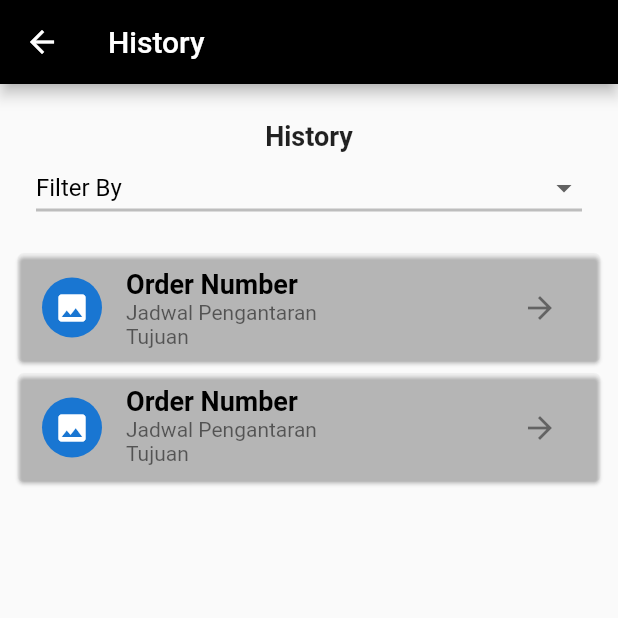
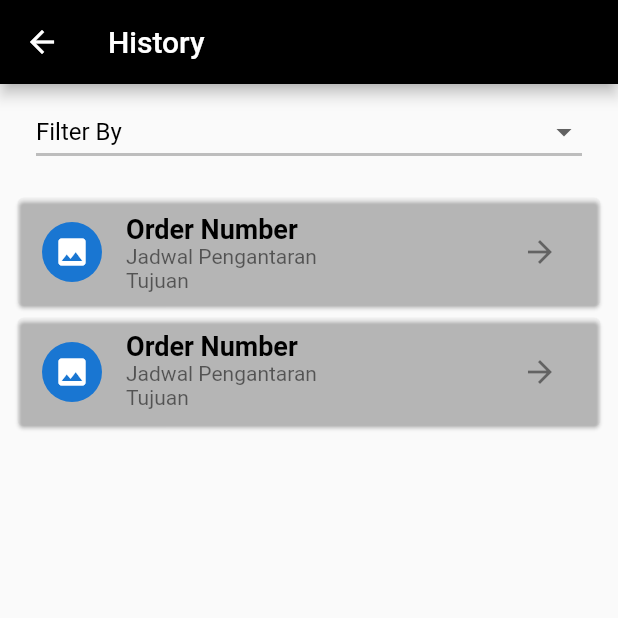
Before and after one commit to wlp26/Project_Ekspedisi, a Flutter app: the HistoryScreen screen opened directly, on a phone screen of 412 x 824 dp, the top half of it. Run offline on Flutter 3.47's test engine with Material 2 defaults, Android fonts, the light colour scheme and no system bars.

Commit message:
Update history.dart

```diff
--- a/lib/screens/history.dart
+++ b/lib/screens/history.dart
@@ -30,19 +30,7 @@ class _HistoryScreenState extends State<HistoryScreen> {
           Column(
             crossAxisAlignment: CrossAxisAlignment.start,
             children: [
-              const Padding(
-                padding: EdgeInsets.only(top: 16.0),
-                child: Center(
-                  child: Text(
-                    'History',
-                    style: TextStyle(
-                      fontSize: 18,
-                      fontWeight: FontWeight.bold,
-                    ),
-                  ),
-                ),
-              ),
-              Padding(
+              Container(
                 padding: const EdgeInsets.symmetric(horizontal: 16),
                 child: Row(
                   children: [
```
